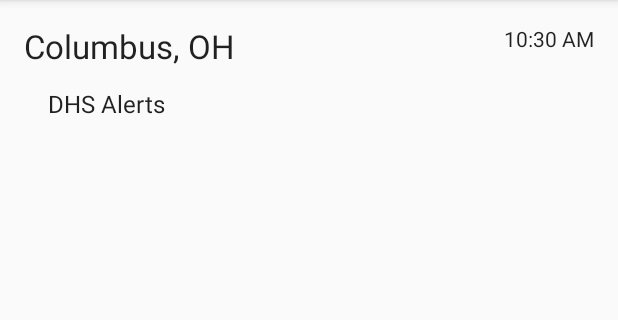
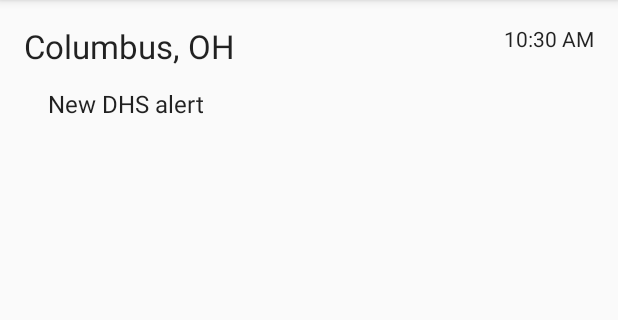
Before and after one commit to fabio-ricardo/emergency-app-android, an Android app: the screen it shows after launch (mainpage), on a phone screen of 412 x 824 dp, the part 84-404 px from its top. Run offline under Robolectric (Android 15) with nearby library versions, the phone set to English and light mode, and no system bars.

Commit message:
Revert "Tweaked a few things"
This reverts commit bee2549ff32a10429f51fc16c319398d494fe084.

```diff
--- a/app/src/main/java/dwhit/emerapp/mainpage.java
+++ b/app/src/main/java/dwhit/emerapp/mainpage.java
@@ -25,8 +25,12 @@
 public class mainpage extends AppCompatActivity {
 
     ListView lv;
-    String type = "", summary = "", details = "";
-    public final static String TYPE = "type", SUMMARY = "summary", DETAILS = "details";
+    String type = "";
+    String summary = "";
+    String details = "";
+    public final static String TYPE = "type";
+    public final static String SUMMARY = "summary";
+    public final static String DETAILS = "details";
 
     @Override
     protected void onCreate(Bundle savedInstanceState) {
@@ -37,14 +41,14 @@
         ArrayList<String> alerts = new ArrayList<String>();
 
         new DHSAlert().execute();
-        alerts.add("DHS Alerts");
+        alerts.add(0, "New DHS alert");
 
         ArrayAdapter adapter = new ArrayAdapter<String>(this, android.R.layout.simple_list_item_1, alerts);
         lv.setAdapter(adapter);
         lv.setOnItemClickListener(new AdapterView.OnItemClickListener() {
             @Override
             public void onItemClick(AdapterView<?> parent, View view, int position, long id) {
-                Intent intent = new Intent(mainpage.this, dhsActivity.class);
+                Intent intent = new Intent(mainpage.this, openDHSDetailActivity.class);
                 intent.putExtra(TYPE, type);
                 intent.putExtra(SUMMARY, summary);
                 intent.putExtra(DETAILS, details);
@@ -91,7 +95,7 @@
                 switch(event) {
                     case XmlPullParser.START_TAG:
                         if (name.equals("alert")){
-                            type = parser.getAttributeValue(null, "type").toLowerCase();
+                            type = parser.getAttributeValue(null, "type");
                         }else if(name.equals("summary")) {
                             try {
                                 summary = parser.nextText();
--- a/app/src/main/res/layout-v17/activity_mainpage.xml
+++ b/app/src/main/res/layout-v17/activity_mainpage.xml
@@ -1,10 +1,10 @@
 <?xml version="1.0" encoding="utf-8"?>
 <RelativeLayout xmlns:android="http://schemas.android.com/apk/res/android"
     xmlns:tools="http://schemas.android.com/tools" android:layout_width="match_parent"
-    android:layout_height="match_parent" android:paddingLeft="16dp"
-    android:paddingRight="16dp"
-    android:paddingTop="16dp"
-    android:paddingBottom="16dp" tools:context=".mainpage">
+    android:layout_height="match_parent" android:paddingLeft="@dimen/activity_horizontal_margin"
+    android:paddingRight="@dimen/activity_horizontal_margin"
+    android:paddingTop="@dimen/activity_vertical_margin"
+    android:paddingBottom="@dimen/activity_vertical_margin" tools:context=".mainpage">
 
     <ListView
         android:layout_width="wrap_content"
--- a/app/src/main/res/values/strings.xml
+++ b/app/src/main/res/values/strings.xml
@@ -1,5 +1,5 @@
 <resources>
     <string name="app_name">Alert Hub</string>
-    <string name="title_dhs_activity">Alert Hub</string>
+    <string name="title_activity_open_detail">Alert Hub</string>
     <string name="title_activity_open_dhs_detail">Alert Hub</string>
 </resources>
```
Also changed, not shown: app/src/main/AndroidManifest.xml (+4 -4 lines), app/src/main/java/dwhit/emerapp/dhsActivity.java (deleted, +0 -45 lines), app/src/main/java/dwhit/emerapp/openDHSDetailActivity.java (+5 -5 lines), app/src/main/java/dwhit/emerapp/openDetailActivity.java (added, +31 -0 lines), app/src/main/res/layout/activity_dhs.xml (deleted, +0 -20 lines), app/src/main/res/layout/activity_open_detail.xml (added, +20 -0 lines), app/src/main/res/layout/activity_open_dhs_detail.xml (+4 -11 lines), app/src/main/res/layout/content_open_detail.xml (added, +36 -0 lines).
